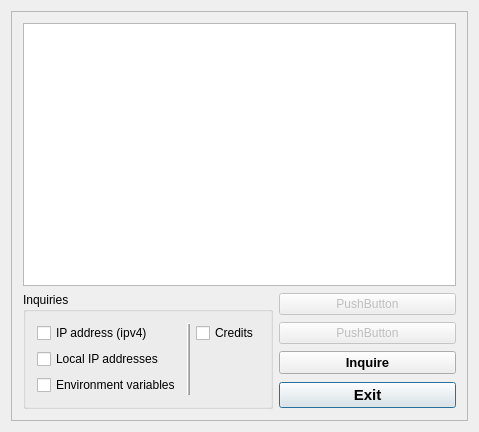
Qt form mainwindow.ui (egge313/eggeinq) before a commit.
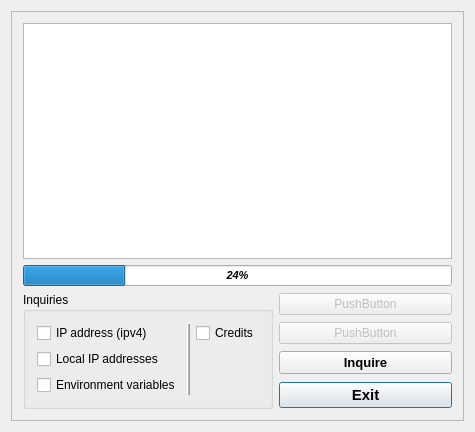
The same form after that commit.

Commit message: Version 0.1.9: The IP query now happens in a thread so that if the query starts taking time (e.g. upon disconnect) then we will be able to show the progress in a progress bar.

Diff of the .ui file:
```diff
--- a/mainwindow.ui
+++ b/mainwindow.ui
@@ -6,7 +6,7 @@
    <rect>
     <x>0</x>
     <y>0</y>
-    <width>479</width>
+    <width>475</width>
     <height>432</height>
    </rect>
   </property>
@@ -14,8 +14,8 @@
    <string>Egge's Inquirer</string>
   </property>
   <widget class="QWidget" name="centralWidget">
-   <layout class="QGridLayout" name="gridLayout_2">
-    <item row="0" column="0">
+   <layout class="QVBoxLayout" name="verticalLayout">
+    <item>
      <widget class="QFrame" name="frame">
       <property name="frameShape">
        <enum>QFrame::StyledPanel</enum>
@@ -23,7 +23,7 @@
       <property name="frameShadow">
        <enum>QFrame::Raised</enum>
       </property>
-      <layout class="QGridLayout" name="gridLayout">
+      <layout class="QGridLayout" name="gridLayout_2">
        <item row="0" column="0" colspan="2">
         <widget class="QTextEdit" name="textEdit">
          <property name="readOnly">
@@ -31,12 +31,33 @@
          </property>
         </widget>
        </item>
-       <item row="1" column="0" rowspan="4">
+       <item row="1" column="0" colspan="2">
+        <widget class="QProgressBar" name="progressBar">
+         <property name="font">
+          <font>
+           <pointsize>8</pointsize>
+           <weight>75</weight>
+           <italic>true</italic>
+           <bold>true</bold>
+          </font>
+         </property>
+         <property name="value">
+          <number>24</number>
+         </property>
+         <property name="textDirection">
+          <enum>QProgressBar::BottomToTop</enum>
+         </property>
+         <property name="format">
+          <string>  %p%  </string>
+         </property>
+        </widget>
+       </item>
+       <item row="2" column="0" rowspan="4">
         <widget class="QGroupBox" name="groupBox">
          <property name="title">
           <string>Inquiries</string>
          </property>
-         <layout class="QGridLayout" name="gridLayout_3">
+         <layout class="QGridLayout" name="gridLayout">
           <item row="0" column="0">
            <widget class="QCheckBox" name="checkBoxIPv4">
             <property name="text">
@@ -81,18 +102,8 @@
          </layout>
         </widget>
        </item>
-       <item row="1" column="1">
-        <widget class="QPushButton" name="pushButtonInvisible2">
-         <property name="enabled">
-          <bool>false</bool>
-         </property>
-         <property name="text">
-          <string>PushButton</string>
-         </property>
-        </widget>
-       </item>
        <item row="2" column="1">
-        <widget class="QPushButton" name="pushButtonInvisible1">
+        <widget class="QPushButton" name="pushButtonInvisible2">
          <property name="enabled">
           <bool>false</bool>
          </property>
@@ -102,6 +113,16 @@
         </widget>
        </item>
        <item row="3" column="1">
+        <widget class="QPushButton" name="pushButtonInvisible1">
+         <property name="enabled">
+          <bool>false</bool>
+         </property>
+         <property name="text">
+          <string>PushButton</string>
+         </property>
+        </widget>
+       </item>
+       <item row="4" column="1">
         <widget class="QPushButton" name="pushButtonInquire">
          <property name="font">
           <font>
@@ -124,7 +145,7 @@
          </property>
         </widget>
        </item>
-       <item row="4" column="1">
+       <item row="5" column="1">
         <widget class="QPushButton" name="pushButtonClose">
          <property name="font">
           <font>
```
The commit also changes 7 other files.
